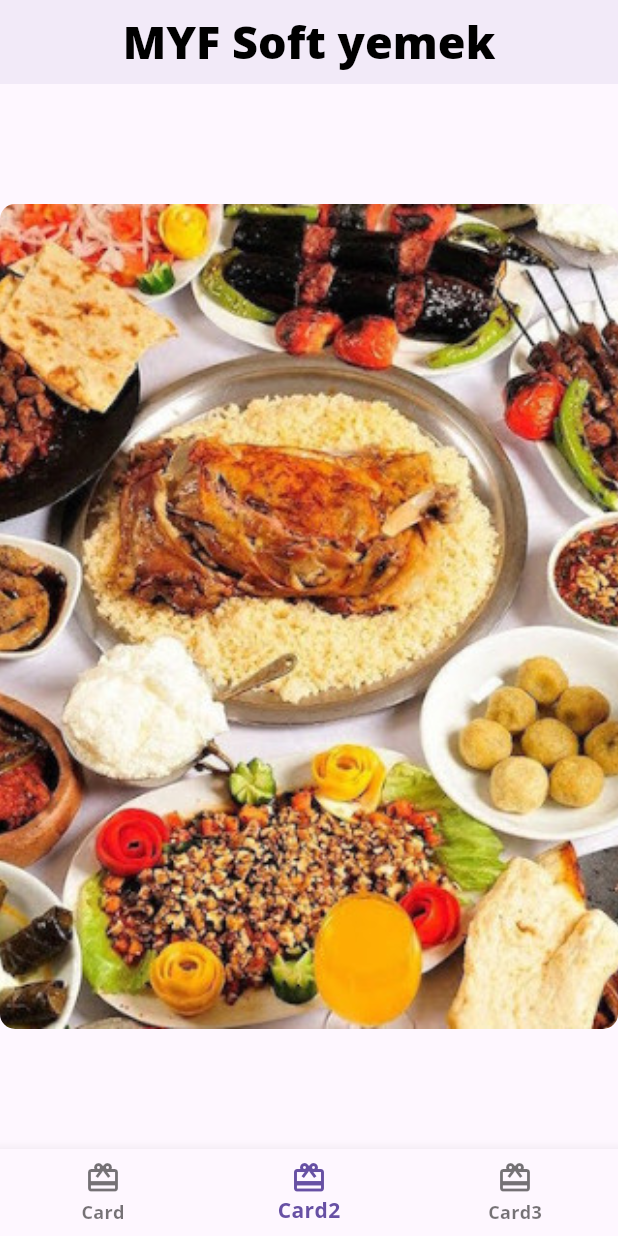
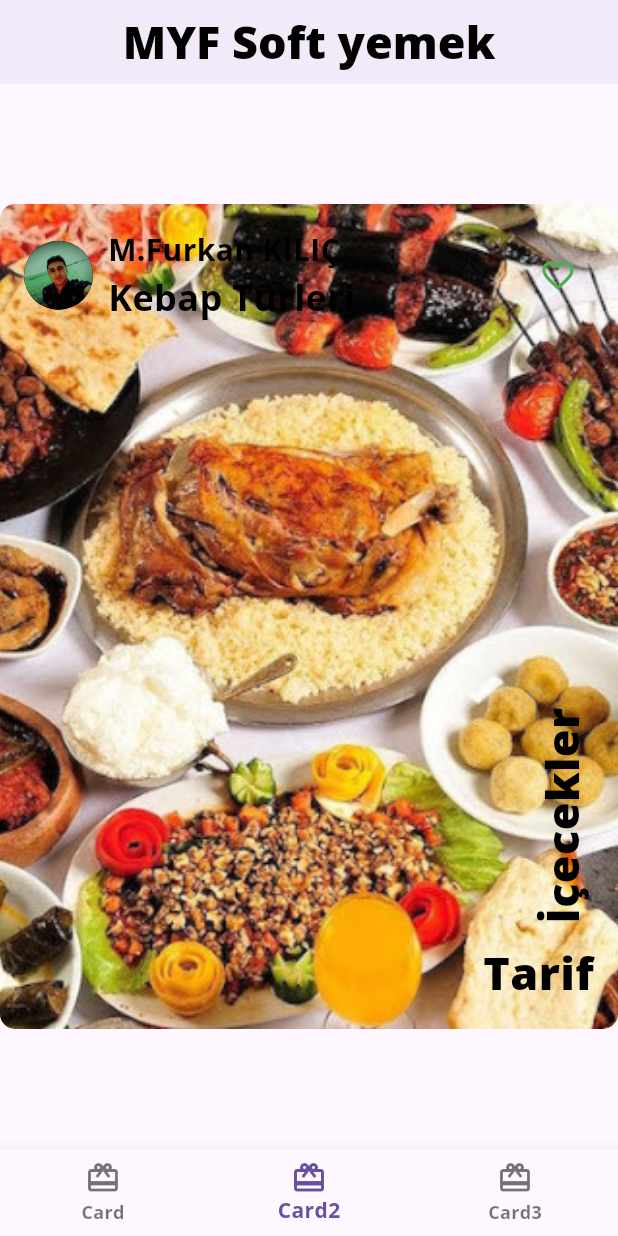
Before and after one commit to 63Furkan63/sifirdan_yayina_proje, a Flutter app: the screen it shows after launch, item 2 of the bottom bar chosen, on a phone screen of 412 x 824 dp. Run offline on Flutter 3.47's test engine with Material 3 defaults, Android fonts, the phone set to English and light mode, and no system bars; our stand-ins replace google_fonts.

Commit message:
card3 oluştu

```diff
--- /dev/null
+++ b/lib/author_card.dart
@@ -0,0 +1,54 @@
+import 'package:flutter/material.dart';
+import 'package:myapp/circle_image.dart';
+import 'package:myapp/theme_islemleri.dart';
+
+class AuthorCard extends StatelessWidget {
+  const AuthorCard({
+    super.key,
+    required this.authorName,
+    required this.title,
+    required this.imageProvider,
+  });
+
+  final String authorName;
+  final String title;
+  final ImageProvider imageProvider;
+
+  @override
+  Widget build(BuildContext context) {
+    return Container(
+      padding: EdgeInsets.all(16.0),
+      child: Row(
+        mainAxisAlignment:MainAxisAlignment.spaceBetween,
+        children: [
+          Row(
+            children: [
+              CircleImage(imageProvider: imageProvider, imageRadius: 25),
+              SizedBox(width: 10),
+              Column(
+                crossAxisAlignment: CrossAxisAlignment.start,
+                children: [
+                  Text(
+                    authorName,
+                    style: TemaIslemleri.acikYaziTema.headlineSmall,
+                  ),
+                  Text(title, style: TemaIslemleri.acikYaziTema.headlineMedium),
+                ],
+              ),
+              SizedBox(width: 15.0),
+            ],
+          ),
+          IconButton(
+            iconSize: 25,
+            color: Colors.green,
+            onPressed: () {
+              const snackBar = SnackBar(content: Text('Favorilere Eklendi!'));
+              ScaffoldMessenger.of(context).showSnackBar(snackBar);
+            },
+            icon: Icon(Icons.favorite_border),
+          ),
+        ],
+      ),
+    );
+  }
+}
--- a/lib/card2.dart
+++ b/lib/card2.dart
@@ -1,4 +1,6 @@
 import 'package:flutter/material.dart';
+import 'package:myapp/author_card.dart';
+import 'package:myapp/theme_islemleri.dart';
 
 class Card2 extends StatelessWidget {
   @override
@@ -13,8 +15,38 @@ class Card2 extends StatelessWidget {
           ),
           borderRadius: BorderRadius.all(Radius.circular(10)),
         ),
-        child: Column(children: [
-
+        child: Column(
+          children: [
+            AuthorCard(
+              authorName: 'M.Furkan KILIÇ',
+              title: 'Kebap Türleri',
+              imageProvider: AssetImage('assets/kilic.jpg'),
+            ),
+            Expanded(
+              child: Stack(
+                children: [
+                  Positioned(
+                    bottom: 16,
+                    right: 16,
+                    child: Text(
+                      'Tarif',
+                      style: TemaIslemleri.acikYaziTema.headlineLarge,
+                    ),
+                  ),
+                  Positioned(
+                    bottom: 70,
+                    right: 16,
+                    child: RotatedBox(
+                      quarterTurns: 3,
+                      child: Text(
+                        'İçecekler',
+                        style: TemaIslemleri.acikYaziTema.headlineLarge,
+                      ),
+                    ),
+                  ),
+                ],
+              ),
+            ),
           ],
         ),
       ),
--- /dev/null
+++ b/lib/card3.dart
@@ -0,0 +1,25 @@
+import 'package:flutter/material.dart';
+
+class Card3 extends StatelessWidget {
+  const Card3({super.key});
+
+  @override
+  Widget build(BuildContext context) {
+    return Center(child: Container(
+        constraints: BoxConstraints.expand(width: 450,height: 550),
+        decoration: BoxDecoration(
+          image: DecorationImage(
+            image:AssetImage('assets/sefim.jpg'),
+            fit: BoxFit.cover,
+            ),
+            borderRadius: BorderRadius.all(Radius.circular(10),),
+        ),
+        child: Stack(
+          children: [
+
+          ],
+        ),
+    )
+   );
+  }
+}
--- a/lib/home.dart
+++ b/lib/home.dart
@@ -1,6 +1,7 @@
 import 'package:flutter/material.dart';
 import 'package:myapp/card1.dart';
 import 'package:myapp/card2.dart';
+import 'package:myapp/card3.dart';
 
 class Home extends StatefulWidget {
   const Home({super.key});
@@ -14,7 +15,7 @@ class _HomeState extends State<Home> {
   static List<Widget> pages = [
     Card1(),
     Card2(),
-    Container(color: Colors.green),
+    Card3(),
   ];
   void _onItemTapped(int index) {
     setState(() {
```
Also changed, not shown: assets/kilic.jpg (added).
